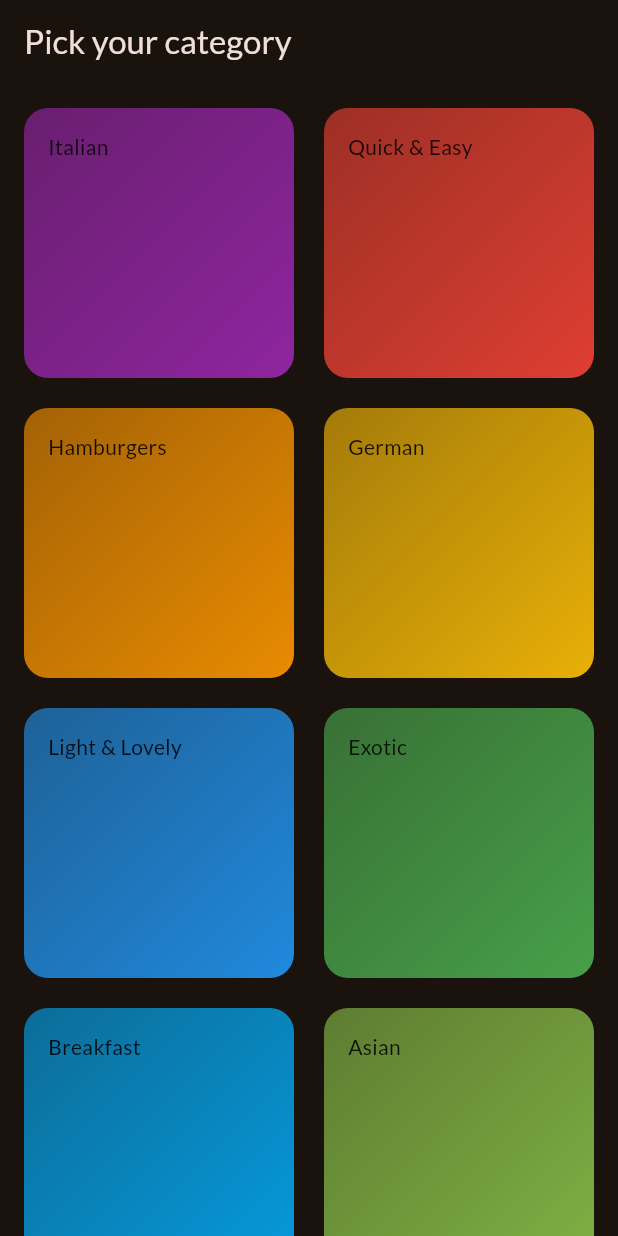
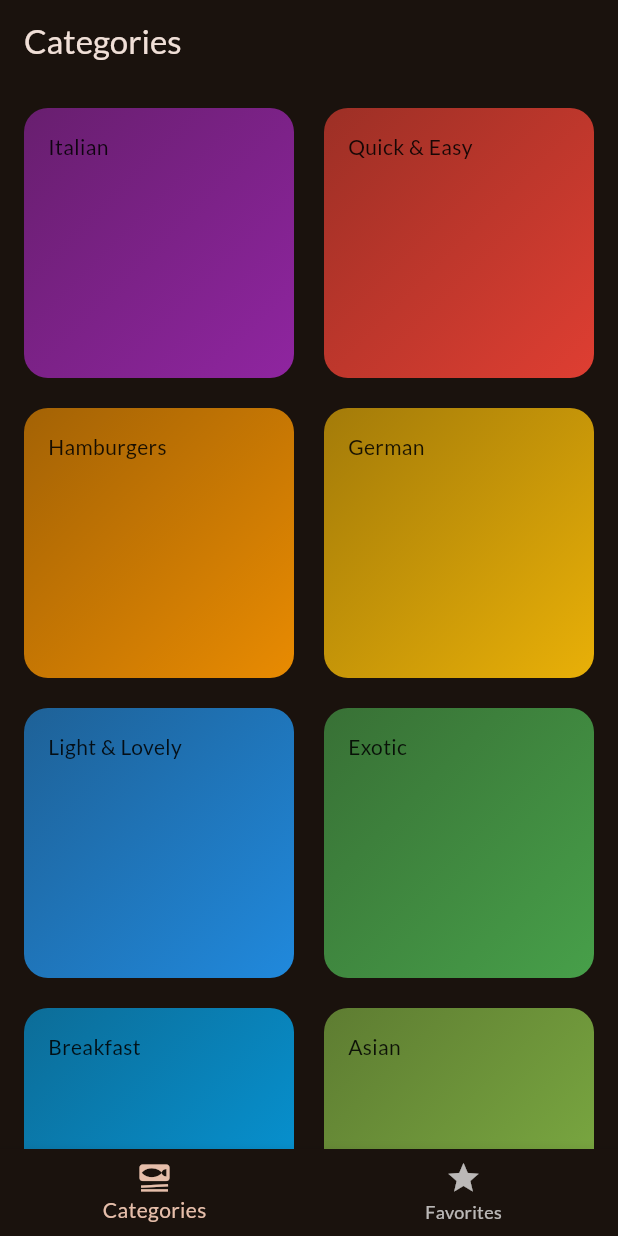
Before and after one commit to cxw320/flutter_meals_app, a Flutter app: the screen it shows after launch, on a phone screen of 412 x 824 dp. Run offline on Flutter 3.47's test engine with Material 2 defaults, Android fonts, the phone set to English and light mode, and no system bars; our stand-ins replace google_fonts, transparent_image.

Commit message:
add functionality to favorite meals

```diff
--- a/lib/main.dart
+++ b/lib/main.dart
@@ -1,6 +1,6 @@
 import 'package:flutter/material.dart';
 import 'package:google_fonts/google_fonts.dart';
-import 'package:meals/screens/categories.dart';
+import 'package:meals/screens/tabs.dart';
 
 final theme = ThemeData(
   useMaterial3: true,
@@ -22,7 +22,7 @@ class App extends StatelessWidget {
   Widget build(BuildContext context) {
     return MaterialApp(
       theme: theme,
-      home: const CategoriesScreen(),
+      home: const TabsScreen(),
     );
   }
 }
--- a/lib/screens/categories.dart
+++ b/lib/screens/categories.dart
@@ -4,8 +4,12 @@ import 'package:meals/models/category.dart';
 import 'package:meals/screens/meals.dart';
 import 'package:meals/widgets/category_grid_item.dart';
 
+import '../models/meal.dart';
+
 class CategoriesScreen extends StatelessWidget {
-  const CategoriesScreen({super.key});
+  const CategoriesScreen({super.key, required this.onToggleFavorite});
+
+  final void Function(Meal meal) onToggleFavorite;
 
   void _selectCategory(BuildContext context, Category category) {
     //this filters the dummyMeals list to only meals that have categories that match the category id
@@ -19,6 +23,7 @@ class CategoriesScreen extends StatelessWidget {
         builder: (ctx) => MealsScreen(
           title: category.title,
           meals: filteredMeals,
+          onToggleFavorite: onToggleFavorite,
         ),
       ),
     );
@@ -26,11 +31,7 @@ class CategoriesScreen extends StatelessWidget {
 
   @override
   Widget build(BuildContext context) {
-    return Scaffold(
-      appBar: AppBar(
-        title: const Text('Pick your category'),
-      ),
-      body: GridView(
+    return GridView(
       padding: const EdgeInsets.all(16),
       gridDelegate: const SliverGridDelegateWithFixedCrossAxisCount(
         crossAxisCount: 2,
@@ -49,7 +50,6 @@ class CategoriesScreen extends StatelessWidget {
             },
           )
       ],
-      ),
     );
   }
 }
--- /dev/null
+++ b/lib/screens/tabs.dart
@@ -0,0 +1,77 @@
+import 'package:flutter/material.dart';
+
+import '../models/meal.dart';
+import 'categories.dart';
+import 'meals.dart';
+
+class TabsScreen extends StatefulWidget {
+  const TabsScreen({super.key});
+
+  @override
+  State<StatefulWidget> createState() {
+    return _TabsScreenState();
+  }
+}
+
+class _TabsScreenState extends State<TabsScreen> {
+  int _selectedPageIndex = 0;
+  final List<Meal> _favoriteMeals = [];
+
+  void _toggleMealFavoriteStatus(Meal meal) {
+    // return true if meal is part of the favorite meals list
+    final isExisting = _favoriteMeals.contains(meal);
+
+    if (isExisting) {
+      setState(() {
+        _favoriteMeals.remove(meal);
+      });
+    } else {
+      setState(() {
+        _favoriteMeals.add(meal);
+      });
+    }
+  }
+
+  void _selectPage(int index) {
+    setState(() {
+      _selectedPageIndex = index;
+    });
+  }
+
+  @override
+  Widget build(BuildContext context) {
+    Widget activePage = CategoriesScreen(
+      onToggleFavorite: _toggleMealFavoriteStatus,
+    );
+    var activePageTitle = 'Categories';
+
+    if (_selectedPageIndex == 1) {
+      activePage = MealsScreen(
+        meals: _favoriteMeals,
+        onToggleFavorite: _toggleMealFavoriteStatus,
+      );
+      activePageTitle = 'Your Favorites';
+    }
+
+    return Scaffold(
+      appBar: AppBar(
+        title: Text(activePageTitle),
+      ),
+      body: activePage,
+      bottomNavigationBar: BottomNavigationBar(
+        onTap: _selectPage,
+        currentIndex: _selectedPageIndex,
+        items: const [
+          BottomNavigationBarItem(
+            icon: Icon(Icons.set_meal),
+            label: "Categories",
+          ),
+          BottomNavigationBarItem(
+            icon: Icon(Icons.star),
+            label: "Favorites",
+          ),
+        ],
+      ),
+    );
+  }
+}
```
Also changed, not shown: lib/screens/meal_detail.dart (+55 -4 lines), lib/screens/meals.dart (+14 -4 lines). Lines whose indentation alone changed are shown as unchanged.
